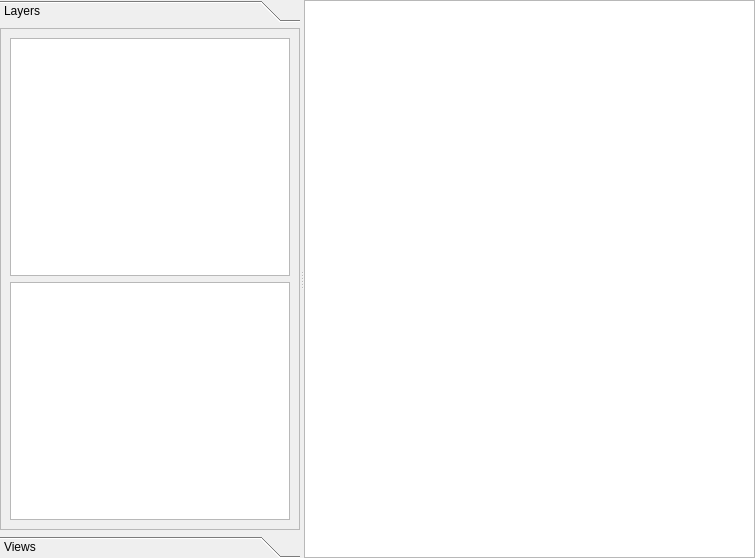
Old version of the form editors/roomeditor.ui in the repository GameMakerLinux/GameMakerLinux.
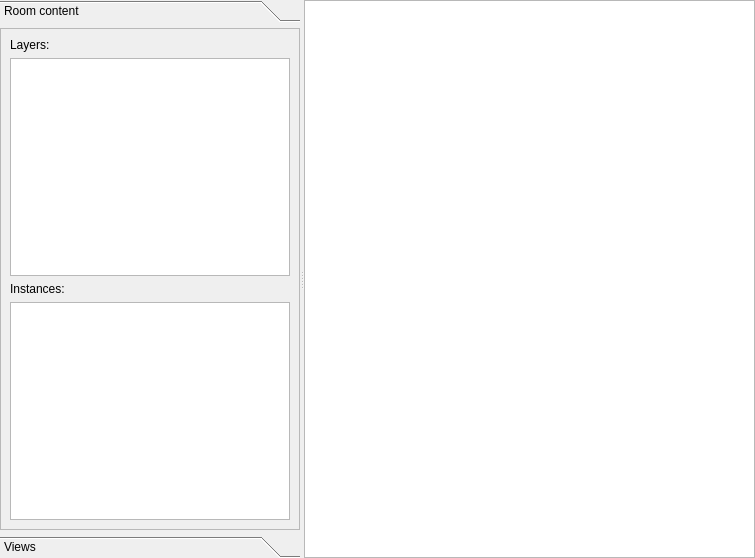
New version of the form.

Commit message: right click on an instance opens a menu where you can open the object or the instance editor

What changed in the file:
```diff
--- a/editors/roomeditor.ui
+++ b/editors/roomeditor.ui
@@ -57,7 +57,7 @@
         </rect>
        </property>
        <attribute name="label">
-        <string>Layers</string>
+        <string>Room content</string>
        </attribute>
        <layout class="QVBoxLayout" name="verticalLayout_2">
         <property name="leftMargin">
@@ -87,9 +87,23 @@
             </rect>
            </property>
            <layout class="QVBoxLayout" name="verticalLayout_3">
+            <item>
+             <widget class="QLabel" name="label">
+              <property name="text">
+               <string>Layers:</string>
+              </property>
+             </widget>
+            </item>
             <item>
              <widget class="QListView" name="layersListView"/>
             </item>
+            <item>
+             <widget class="QLabel" name="label_2">
+              <property name="text">
+               <string>Instances:</string>
+              </property>
+             </widget>
+            </item>
             <item>
              <widget class="QListView" name="objectsListView"/>
             </item>
```
The commit also changes 9 other files.
